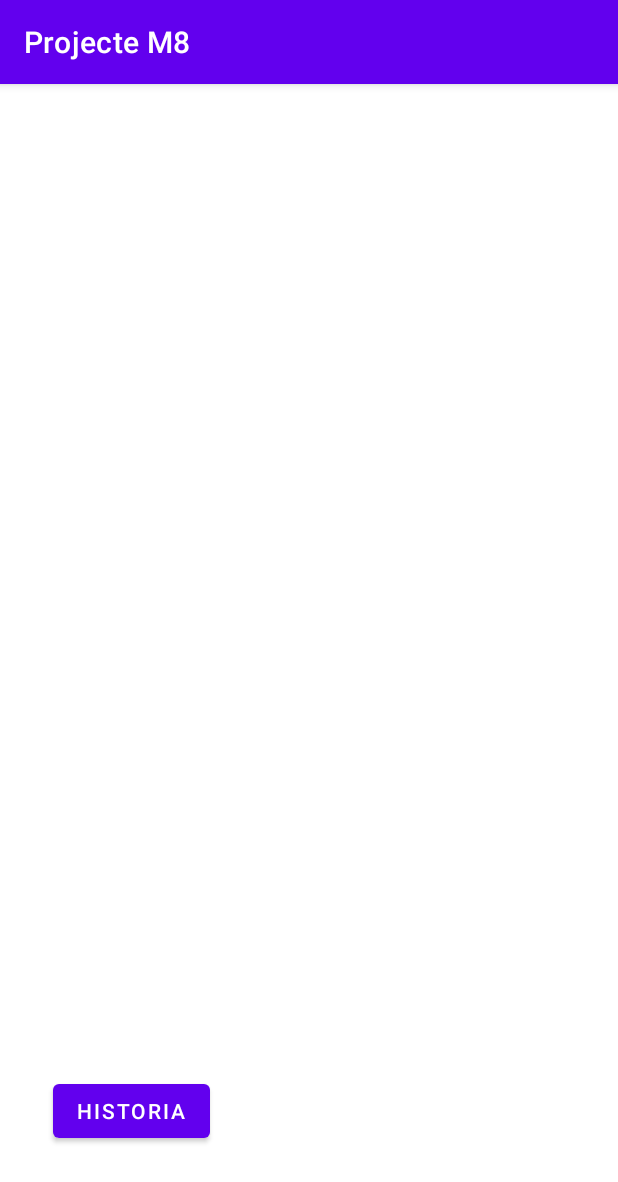
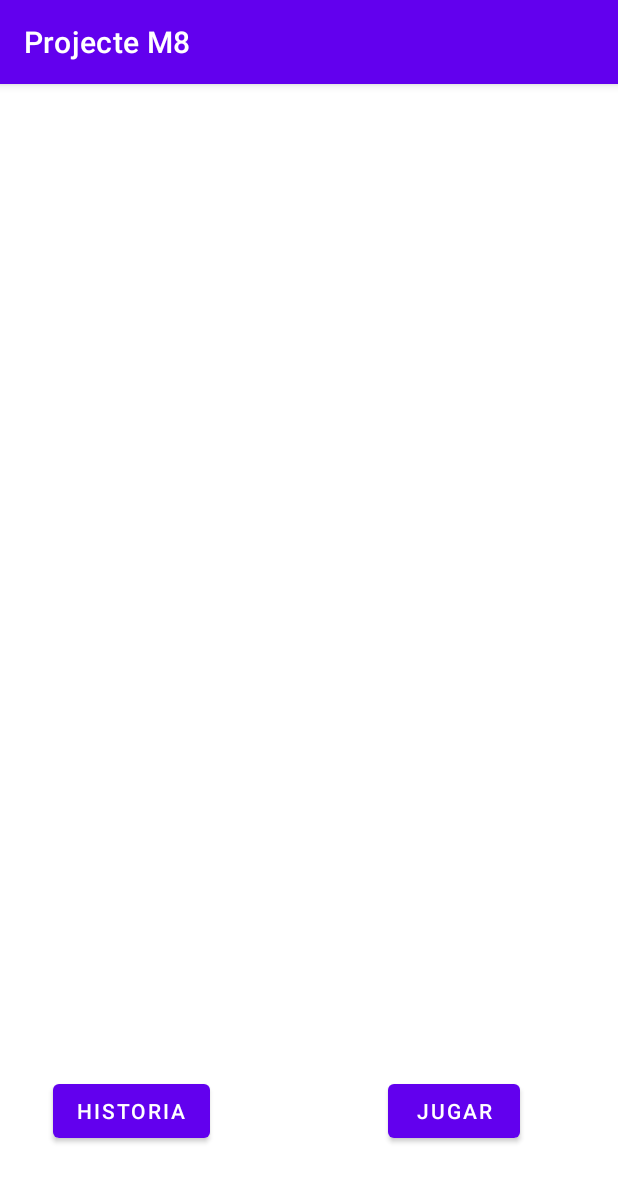
Before and after one commit to MiquelAngelMontero/Projecte-M8, an Android app: the screen it shows after launch (MainActivity), on a phone screen of 412 x 824 dp. Shown: the top 1182 px of the screen. Run offline under Robolectric (Android 15) with nearby library versions, the phone set to English and light mode, and no system bars.

Commit message:
btnHistoria i jugar

```diff
--- a/app/src/main/res/layout/activity_main.xml
+++ b/app/src/main/res/layout/activity_main.xml
@@ -16,4 +16,17 @@
         android:text="Historia"
         app:layout_constraintBottom_toBottomOf="parent"
         app:layout_constraintStart_toStartOf="parent" />
+
+    <Button
+        android:id="@+id/btnJoc"
+        android:layout_width="wrap_content"
+        android:layout_height="wrap_content"
+        android:layout_marginStart="88dp"
+        android:layout_marginEnd="35dp"
+        android:layout_marginBottom="59dp"
+        android:onClick="btnJugar"
+        android:text="Jugar"
+        app:layout_constraintBottom_toBottomOf="parent"
+        app:layout_constraintEnd_toEndOf="parent"
+        app:layout_constraintStart_toEndOf="@+id/btnHistoria" />
 </androidx.constraintlayout.widget.ConstraintLayout>
```
Also changed, not shown: app/src/main/java/com/example/projectem8/MainActivity.java (+9 -3 lines).
